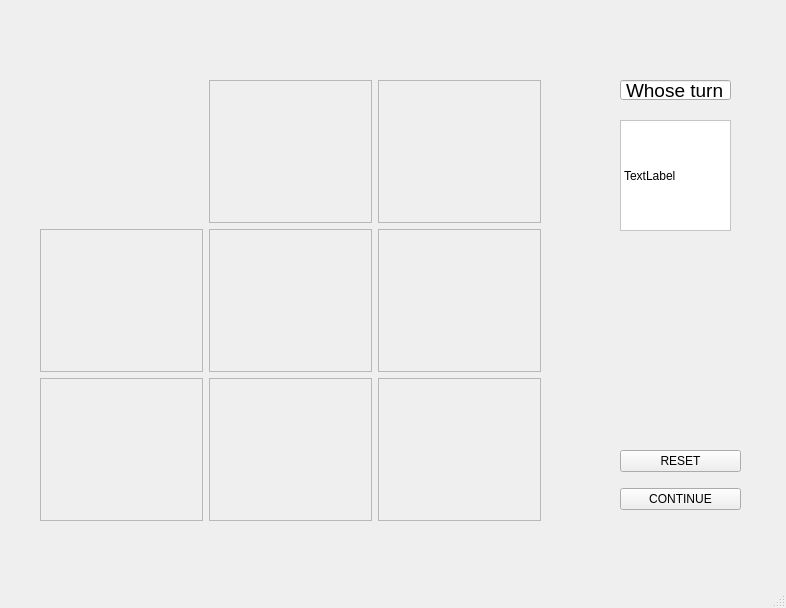
Before: the Qt Designer form gamewindow.ui in mbochene/QtUltimateTicTacToe, drawn with Qt 5.
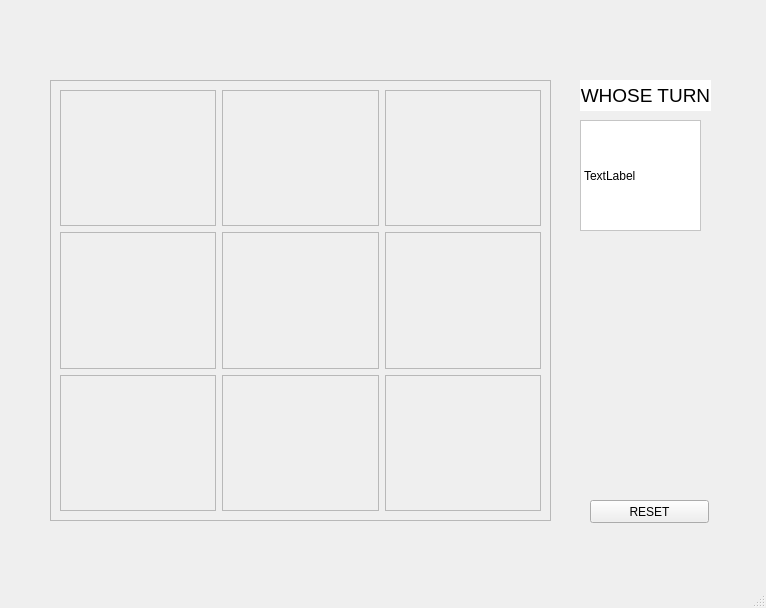
After: the same form once the commit is applied.

Commit message: Dodanie gridLayout

What changed in the file:
```diff
--- a/gamewindow.ui
+++ b/gamewindow.ui
@@ -6,16 +6,10 @@
    <rect>
     <x>0</x>
     <y>0</y>
-    <width>786</width>
+    <width>766</width>
     <height>608</height>
    </rect>
   </property>
-  <property name="minimumSize">
-   <size>
-    <width>774</width>
-    <height>608</height>
-   </size>
-  </property>
   <property name="windowTitle">
    <string>GameWindow</string>
   </property>
@@ -23,18 +17,30 @@
    <string notr="true">background:none</string>
   </property>
   <widget class="QWidget" name="centralwidget">
-   <widget class="QWidget" name="gridLayoutWidget">
+   <widget class="QFrame" name="boardFrame">
     <property name="geometry">
      <rect>
-      <x>40</x>
+      <x>50</x>
       <y>80</y>
       <width>501</width>
       <height>441</height>
      </rect>
     </property>
-    <layout class="QGridLayout" name="mainGridLayout" rowstretch="1,1,1" columnstretch="1,1,1" rowminimumheight="3,3,3" columnminimumwidth="3,3,3">
-     <item row="1" column="2">
-      <widget class="QFrame" name="frame_5">
+    <property name="baseSize">
+     <size>
+      <width>501</width>
+      <height>441</height>
+     </size>
+    </property>
+    <property name="frameShape">
+     <enum>QFrame::StyledPanel</enum>
+    </property>
+    <property name="frameShadow">
+     <enum>QFrame::Raised</enum>
+    </property>
+    <layout class="QGridLayout" name="gridLayout">
+     <item row="1" column="0">
+      <widget class="QFrame" name="frame_3">
        <property name="frameShape">
         <enum>QFrame::StyledPanel</enum>
        </property>
@@ -54,25 +60,14 @@
        </widget>
       </widget>
      </item>
-     <item row="2" column="1">
-      <widget class="QFrame" name="frame_7">
+     <item row="0" column="0">
+      <widget class="QFrame" name="frame_0">
        <property name="frameShape">
         <enum>QFrame::StyledPanel</enum>
        </property>
        <property name="frameShadow">
         <enum>QFrame::Raised</enum>
        </property>
-       <widget class="QWidget" name="gridLayoutWidget_9">
-        <property name="geometry">
-         <rect>
-          <x>10</x>
-          <y>10</y>
-          <width>141</width>
-          <height>121</height>
-         </rect>
-        </property>
-        <layout class="QGridLayout" name="board_7"/>
-       </widget>
       </widget>
      </item>
      <item row="0" column="2">
@@ -83,59 +78,6 @@
        <property name="frameShadow">
         <enum>QFrame::Raised</enum>
        </property>
-       <widget class="QWidget" name="gridLayoutWidget_4">
-        <property name="geometry">
-         <rect>
-          <x>10</x>
-          <y>10</y>
-          <width>141</width>
-          <height>121</height>
-         </rect>
-        </property>
-        <layout class="QGridLayout" name="board_2"/>
-       </widget>
-      </widget>
-     </item>
-     <item row="2" column="2">
-      <widget class="QFrame" name="frame_8">
-       <property name="frameShape">
-        <enum>QFrame::StyledPanel</enum>
-       </property>
-       <property name="frameShadow">
-        <enum>QFrame::Raised</enum>
-       </property>
-       <widget class="QWidget" name="gridLayoutWidget_10">
-        <property name="geometry">
-         <rect>
-          <x>10</x>
-          <y>10</y>
-          <width>141</width>
-          <height>121</height>
-         </rect>
-        </property>
-        <layout class="QGridLayout" name="board_8"/>
-       </widget>
-      </widget>
-     </item>
-     <item row="1" column="1">
-      <widget class="QFrame" name="frame_4">
-       <property name="frameShape">
-        <enum>QFrame::StyledPanel</enum>
-       </property>
-       <property name="frameShadow">
-        <enum>QFrame::Raised</enum>
-       </property>
-       <widget class="QWidget" name="gridLayoutWidget_6">
-        <property name="geometry">
-         <rect>
-          <x>10</x>
-          <y>10</y>
-          <width>141</width>
-          <height>121</height>
-         </rect>
-        </property>
-        <layout class="QGridLayout" name="board_4"/>
-       </widget>
       </widget>
      </item>
      <item row="0" column="1">
@@ -146,38 +88,6 @@
        <property name="frameShadow">
         <enum>QFrame::Raised</enum>
        </property>
-       <widget class="QWidget" name="gridLayoutWidget_3">
-        <property name="geometry">
-         <rect>
-          <x>10</x>
-          <y>9</y>
-          <width>141</width>
-          <height>121</height>
-         </rect>
-        </property>
-        <layout class="QGridLayout" name="board_1"/>
-       </widget>
-      </widget>
-     </item>
-     <item row="1" column="0">
-      <widget class="QFrame" name="frame_3">
-       <property name="frameShape">
-        <enum>QFrame::StyledPanel</enum>
-       </property>
-       <property name="frameShadow">
-        <enum>QFrame::Raised</enum>
-       </property>
-       <widget class="QWidget" name="gridLayoutWidget_5">
-        <property name="geometry">
-         <rect>
-          <x>10</x>
-          <y>10</y>
-          <width>141</width>
-          <height>121</height>
-         </rect>
-        </property>
-        <layout class="QGridLayout" name="board_3"/>
-       </widget>
       </widget>
      </item>
      <item row="2" column="0">
@@ -188,91 +98,56 @@
        <property name="frameShadow">
         <enum>QFrame::Raised</enum>
        </property>
-       <widget class="QWidget" name="gridLayoutWidget_8">
-        <property name="geometry">
-         <rect>
-          <x>10</x>
-          <y>10</y>
-          <width>141</width>
-          <height>121</height>
-         </rect>
-        </property>
-        <layout class="QGridLayout" name="board_6"/>
-       </widget>
       </widget>
      </item>
-     <item row="0" column="0">
-      <widget class="QFrame" name="frame_0">
-       <property name="baseSize">
-        <size>
-         <width>0</width>
-         <height>0</height>
-        </size>
+     <item row="1" column="1">
+      <widget class="QFrame" name="frame_4">
+       <property name="frameShape">
+        <enum>QFrame::StyledPanel</enum>
        </property>
-       <property name="layoutDirection">
-        <enum>Qt::LeftToRight</enum>
+       <property name="frameShadow">
+        <enum>QFrame::Raised</enum>
        </property>
-       <property name="autoFillBackground">
-        <bool>false</bool>
+      </widget>
+     </item>
+     <item row="1" column="2">
+      <widget class="QFrame" name="frame_5">
+       <property name="frameShape">
+        <enum>QFrame::StyledPanel</enum>
        </property>
-       <property name="styleSheet">
-        <string notr="true"/>
+       <property name="frameShadow">
+        <enum>QFrame::Raised</enum>
        </property>
-       <widget class="QWidget" name="gridLayoutWidget_2">
-        <property name="geometry">
-         <rect>
-          <x>9</x>
-          <y>9</y>
-          <width>141</width>
-          <height>121</height>
-         </rect>
-        </property>
-        <layout class="QGridLayout" name="board_0" columnstretch="0" rowminimumheight="0">
-         <property name="topMargin">
-          <number>0</number>
-         </property>
-         <property name="horizontalSpacing">
-          <number>6</number>
-         </property>
-        </layout>
-       </widget>
+      </widget>
+     </item>
+     <item row="2" column="1">
+      <widget class="QFrame" name="frame_7">
+       <property name="frameShape">
+        <enum>QFrame::StyledPanel</enum>
+       </property>
+       <property name="frameShadow">
+        <enum>QFrame::Raised</enum>
+       </property>
+      </widget>
+     </item>
+     <item row="2" column="2">
+      <widget class="QFrame" name="frame_8">
+       <property name="frameShape">
+        <enum>QFrame::StyledPanel</enum>
+       </property>
+       <property name="frameShadow">
+        <enum>QFrame::Raised</enum>
+       </property>
       </widget>
      </item>
     </layout>
    </widget>
-   <widget class="QLineEdit" name="lineEdit">
-    <property name="geometry">
-     <rect>
-      <x>620</x>
-      <y>80</y>
-      <width>111</width>
-      <height>20</height>
-     </rect>
-    </property>
-    <property name="font">
-     <font>
-      <pointsize>14</pointsize>
-     </font>
-    </property>
-    <property name="autoFillBackground">
-     <bool>false</bool>
-    </property>
-    <property name="text">
-     <string>Whose turn</string>
-    </property>
-    <property name="alignment">
-     <set>Qt::AlignCenter</set>
-    </property>
-    <property name="readOnly">
-     <bool>true</bool>
-    </property>
-   </widget>
    <widget class="QLabel" name="whoseTurnLabel">
     <property name="geometry">
      <rect>
-      <x>620</x>
+      <x>580</x>
       <y>120</y>
-      <width>111</width>
+      <width>121</width>
       <height>111</height>
      </rect>
     </property>
@@ -292,31 +167,42 @@
      <string>TextLabel</string>
     </property>
    </widget>
-   <widget class="QWidget" name="verticalLayoutWidget">
+   <widget class="QLabel" name="whoseTurnTextLabel">
     <property name="geometry">
      <rect>
-      <x>620</x>
-      <y>440</y>
-      <width>121</width>
-      <height>81</height>
+      <x>580</x>
+      <y>80</y>
+      <width>131</width>
+      <height>31</height>
      </rect>
     </property>
-    <layout class="QVBoxLayout" name="controlButtonsLayout">
-     <item>
-      <widget class="QPushButton" name="resetButton">
-       <property name="text">
-        <string>RESET</string>
-       </property>
-      </widget>
-     </item>
-     <item>
-      <widget class="QPushButton" name="continueButton">
-       <property name="text">
-        <string>CONTINUE</string>
-       </property>
-      </widget>
-     </item>
-    </layout>
+    <property name="font">
+     <font>
+      <pointsize>14</pointsize>
+     </font>
+    </property>
+    <property name="styleSheet">
+     <string notr="true">background-color:white</string>
+    </property>
+    <property name="text">
+     <string>WHOSE TURN</string>
+    </property>
+    <property name="alignment">
+     <set>Qt::AlignCenter</set>
+    </property>
+   </widget>
+   <widget class="QPushButton" name="resetButton">
+    <property name="geometry">
+     <rect>
+      <x>590</x>
+      <y>500</y>
+      <width>119</width>
+      <height>23</height>
+     </rect>
+    </property>
+    <property name="text">
+     <string>RESET</string>
+    </property>
    </widget>
   </widget>
   <widget class="QMenuBar" name="menubar">
```
Left out of the diff: 13 changed lines with no effect on the pictures. The commit also changes 2 other files.
